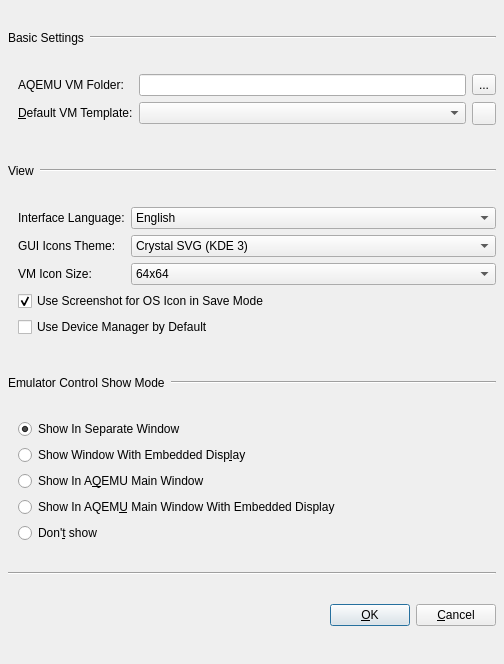
Qt form src/Settings_Window.ui (tobimensch/aqemu) before a commit.
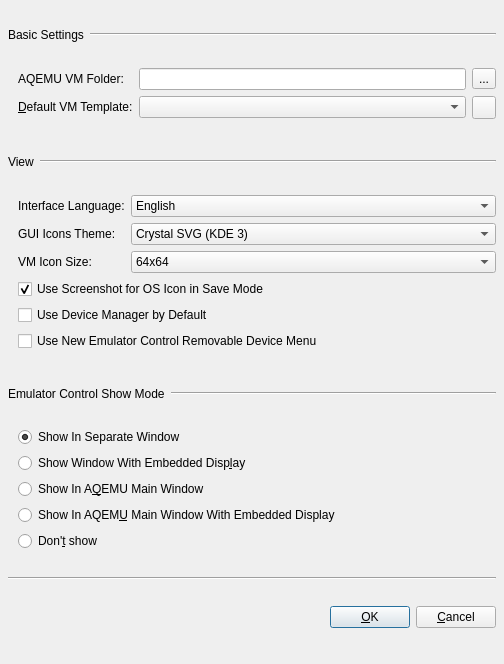
The same form after that commit. Icons and pictures are not drawn.

```diff
--- a/src/Settings_Window.ui
+++ b/src/Settings_Window.ui
@@ -261,6 +261,13 @@
        </property>
       </widget>
      </item>
+     <item row="5" column="0" colspan="2">
+      <widget class="QCheckBox" name="CH_Use_New_Device_Changer">
+       <property name="text">
+        <string>Use New Emulator Control Removable Device Menu</string>
+       </property>
+      </widget>
+     </item>
     </layout>
    </item>
    <item>
```
Left out of the diff: 8 changed lines with no effect on the pictures.
